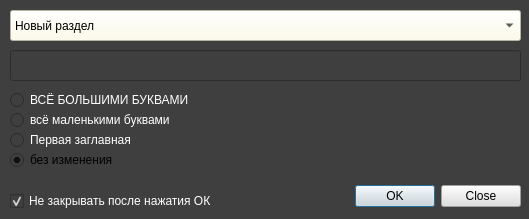
Before: the Qt Designer form UI/add_items.ui in dimanchik79/Hierarchic, drawn with Qt 5.
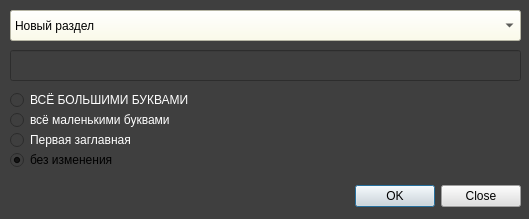
After: the same form once the commit is applied.

Patch:
```diff
--- a/UI/add_items.ui
+++ b/UI/add_items.ui
@@ -147,25 +147,6 @@
     <bool>true</bool>
    </property>
   </widget>
-  <widget class="QCheckBox" name="closent">
-   <property name="geometry">
-    <rect>
-     <x>10</x>
-     <y>191</y>
-     <width>221</width>
-     <height>20</height>
-    </rect>
-   </property>
-   <property name="styleSheet">
-    <string notr="true">color: rgb(255, 255, 255);</string>
-   </property>
-   <property name="text">
-    <string>Не закрывать после нажатия ОК</string>
-   </property>
-   <property name="checked">
-    <bool>true</bool>
-   </property>
-  </widget>
  </widget>
  <tabstops>
   <tabstop>cb</tabstop>
```
Left out of the diff: 6 changed lines with no effect on the pictures.
